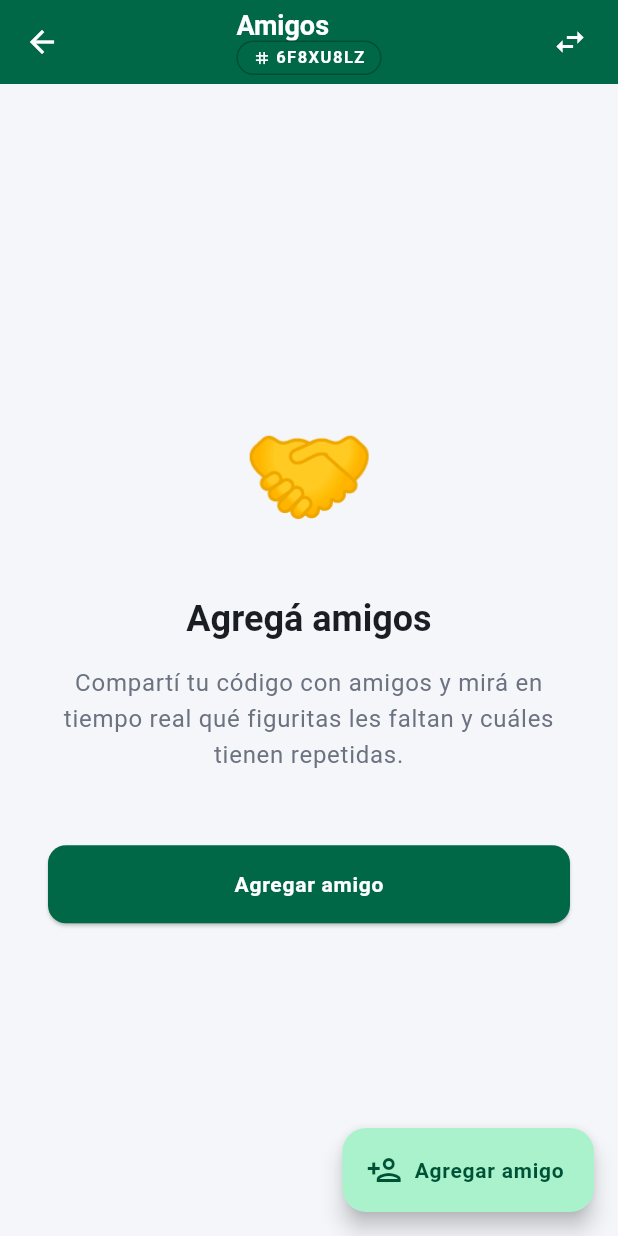
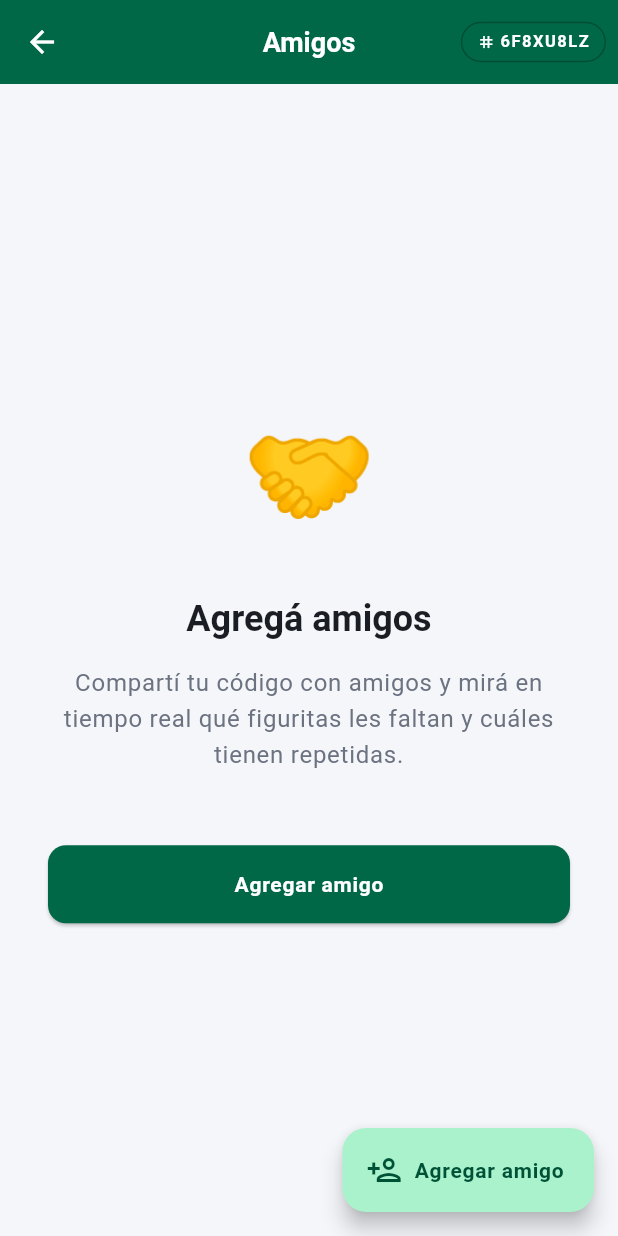
Before and after one commit to Trasla28/album-pro-2026, a Flutter app: the SwapsScreen screen opened directly, on a phone screen of 412 x 824 dp. Run offline on Flutter 3.47's test engine with Material 3 defaults, Android fonts, the phone set to English and light mode, and no system bars; our stand-ins replace cached_network_image, cloud_firestore, confetti, dio, firebase_auth, firebase_core and 11 more; missing offline and left inert: google_mlkit_text_recognition; accounts and stored records are empty.

Commit message:
refactor: mueve intercambio por mensaje al álbum
- Botón de intercambio por mensaje movido a la esquina superior
  izquierda del álbum (leading del SliverAppBar).
- Pantalla de amigos restaurada a su estado original sin el botón.

Co-Authored-By: Claude Sonnet 4.6 <noreply@anthropic.com>

```diff
--- a/lib/presentation/screens/album/album_screen.dart
+++ b/lib/presentation/screens/album/album_screen.dart
@@ -11,6 +11,7 @@ import '../../widgets/sticker_cell.dart';
 import 'album_search_screen.dart';
 import 'calculator_screen.dart';
 import 'sticker_detail_screen.dart';
+import '../swaps/message_swap_screen.dart';
 
 class AlbumScreen extends ConsumerStatefulWidget {
   const AlbumScreen({super.key});
@@ -74,6 +75,13 @@ class _AlbumScreenState extends ConsumerState<AlbumScreen> {
     return SliverAppBar(
       pinned: true,
       title: const Text('AlbumPro 2026'),
+      leading: IconButton(
+        icon: const Icon(Icons.swap_horiz_outlined),
+        tooltip: 'Intercambio por mensaje',
+        onPressed: () => Navigator.of(context).push(
+          MaterialPageRoute(builder: (_) => const MessageSwapScreen()),
+        ),
+      ),
       actions: [
         IconButton(
           icon: const Icon(Icons.calculate_outlined),
--- a/lib/presentation/screens/swaps/swaps_screen.dart
+++ b/lib/presentation/screens/swaps/swaps_screen.dart
@@ -11,7 +11,6 @@ import '../../widgets/app_button.dart';
 import '../../widgets/user_avatar.dart';
 import 'add_friend_screen.dart';
 import 'friend_detail_screen.dart';
-import 'message_swap_screen.dart';
 
 class SwapsScreen extends ConsumerWidget {
   const SwapsScreen({super.key});
@@ -27,25 +26,12 @@ class SwapsScreen extends ConsumerWidget {
 
     return Scaffold(
       appBar: AppBar(
-        title: Column(
-          crossAxisAlignment: CrossAxisAlignment.start,
-          mainAxisSize: MainAxisSize.min,
-          children: [
-            const Text('Amigos'),
-            friendCodeAsync.when(
-              data: (code) => _FriendCodeChip(code: code),
-              loading: () => const SizedBox.shrink(),
-              error: (_, __) => const SizedBox.shrink(),
-            ),
-          ],
-        ),
+        title: const Text('Amigos'),
         actions: [
-          IconButton(
-            onPressed: () => Navigator.of(context).push(
-              MaterialPageRoute(builder: (_) => const MessageSwapScreen()),
-            ),
-            icon: const Icon(Icons.swap_horiz_outlined),
-            tooltip: 'Intercambio por mensaje',
+          friendCodeAsync.when(
+            data: (code) => _FriendCodeChip(code: code),
+            loading: () => const SizedBox.shrink(),
+            error: (_, __) => const SizedBox.shrink(),
           ),
           const SizedBox(width: AppConstants.spacingS),
         ],
```
